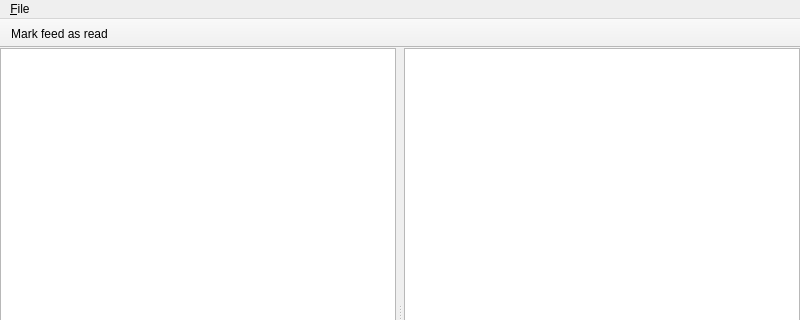
Qt form client-desktop/src/MainWindow.ui (zappatic/ZapFeedReader) before a commit; both pictures show x 0 to 800 and y 0 to 320 of the 800 by 600 pixel window.
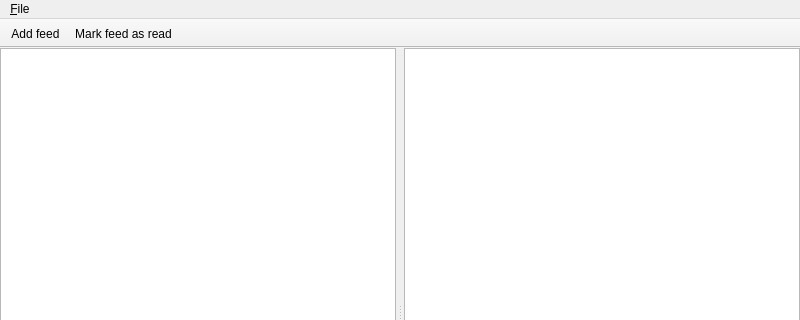
The same form after that commit. Custom widgets are drawn as their Qt base class.

Commit message: add 'Add feed' to toolbar

What changed in the file:
```diff
--- a/client-desktop/src/MainWindow.ui
+++ b/client-desktop/src/MainWindow.ui
@@ -173,6 +173,7 @@
    <attribute name="toolBarBreak">
     <bool>false</bool>
    </attribute>
+   <addaction name="action_Add_feed"/>
    <addaction name="action_Mark_feed_as_read"/>
   </widget>
   <action name="action_Add_source">
```
The commit also changes 9 other files.
